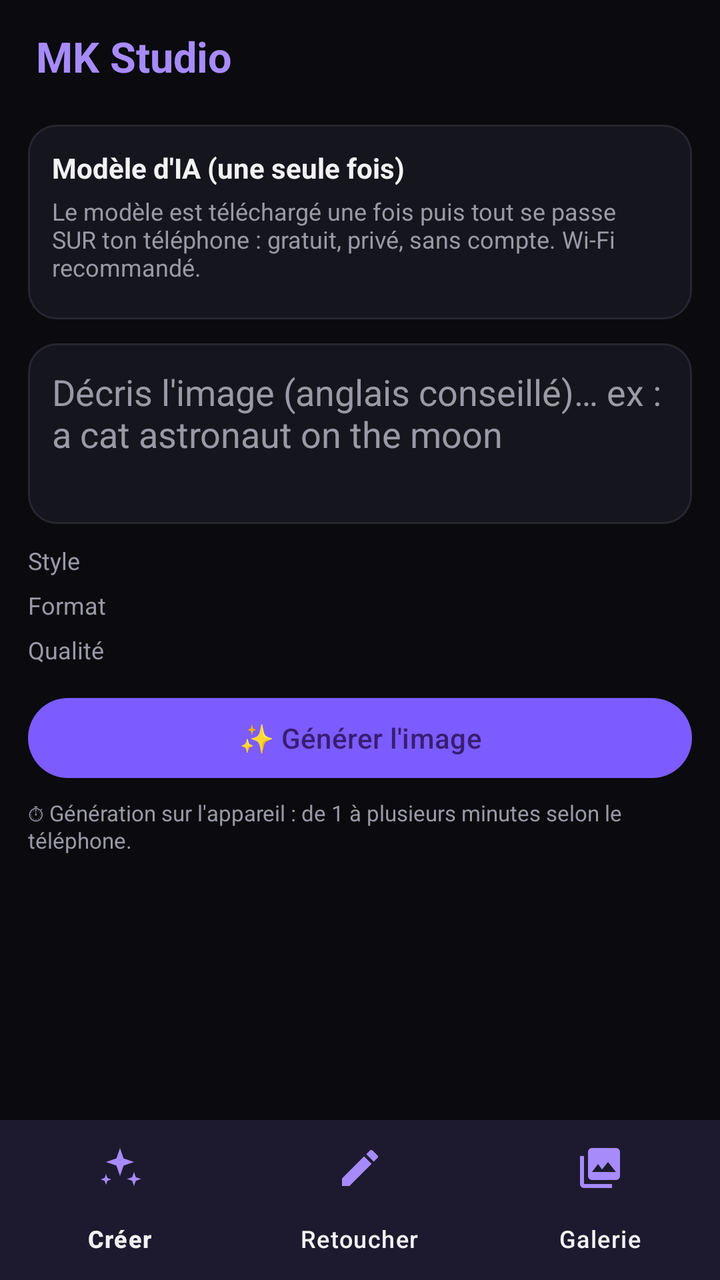
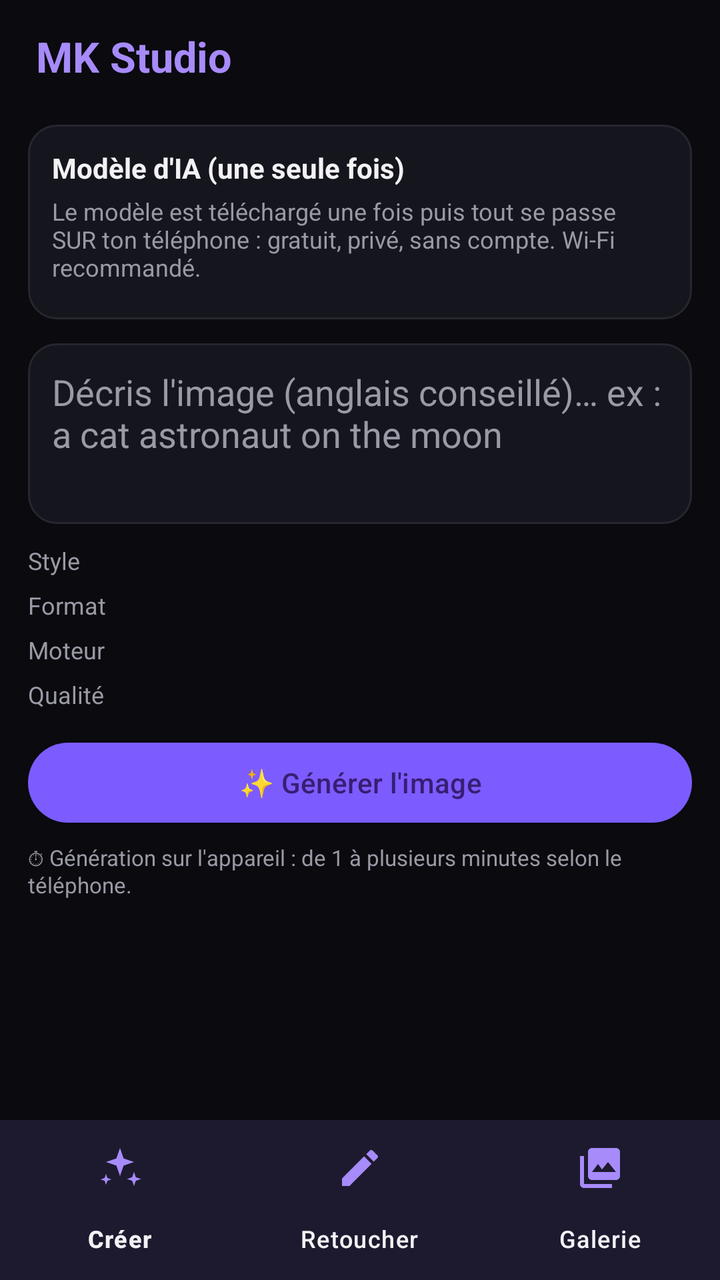

An Android layout rendered at two revisions. The XML below is the earlier revision; the diff shows what the commit changed to produce the second picture.
<!-- AndroidManifest.xml: application theme Theme.MKStudio -->
<!-- res/layout/activity_main.xml -->
<?xml version="1.0" encoding="utf-8"?>
<LinearLayout xmlns:android="http://schemas.android.com/apk/res/android"
    xmlns:app="http://schemas.android.com/apk/res-auto"
    android:layout_width="match_parent"
    android:layout_height="match_parent"
    android:background="@color/bg"
    android:orientation="vertical">

    <TextView
        android:layout_width="match_parent"
        android:layout_height="wrap_content"
        android:paddingHorizontal="18dp"
        android:paddingTop="14dp"
        android:paddingBottom="6dp"
        android:text="@string/app_name"
        android:textColor="@color/accent2"
        android:textSize="21sp"
        android:textStyle="bold" />

    <FrameLayout
        android:layout_width="match_parent"
        android:layout_height="0dp"
        android:layout_weight="1">

        
        <ScrollView
            android:id="@+id/paneCreate"
            android:layout_width="match_parent"
            android:layout_height="match_parent"
            android:fillViewport="true">

            <LinearLayout
                android:layout_width="match_parent"
                android:layout_height="wrap_content"
                android:orientation="vertical"
                android:padding="14dp">

                
                <LinearLayout
                    android:id="@+id/modelCard"
                    android:layout_width="match_parent"
                    android:layout_height="wrap_content"
                    android:background="@drawable/card_bg"
                    android:orientation="vertical"
                    android:padding="12dp">

                    <TextView
                        android:layout_width="wrap_content"
                        android:layout_height="wrap_content"
                        android:text="@string/models_title"
                        android:textColor="@color/text"
                        android:textStyle="bold" />

                    <TextView
                        android:layout_width="match_parent"
                        android:layout_height="wrap_content"
                        android:layout_marginTop="4dp"
                        android:text="@string/models_hint"
                        android:textColor="@color/text_dim"
                        android:textSize="12sp" />

                    <LinearLayout
                        android:id="@+id/modelsBox"
                        android:layout_width="match_parent"
                        android:layout_height="wrap_content"
                        android:layout_marginTop="6dp"
                        android:orientation="vertical" />
                </LinearLayout>

                <EditText
                    android:id="@+id/promptInput"
                    android:layout_width="match_parent"
                    android:layout_height="wrap_content"
                    android:layout_marginTop="12dp"
                    android:background="@drawable/card_bg"
                    android:gravity="top"
                    android:hint="@string/prompt_hint"
                    android:inputType="textMultiLine|textCapSentences"
                    android:minLines="3"
                    android:padding="12dp"
                    android:textColor="@color/text"
                    android:textColorHint="@color/text_dim" />

                <TextView
                    android:layout_width="wrap_content"
                    android:layout_height="wrap_content"
                    android:layout_marginTop="10dp"
                    android:text="@string/style_title"
                    android:textColor="@color/text_dim"
                    android:textSize="12sp" />

                <HorizontalScrollView
                    android:layout_width="match_parent"
                    android:layout_height="wrap_content"
                    android:scrollbars="none">

                    <com.google.android.material.chip.ChipGroup
                        android:id="@+id/styleChips"
                        android:layout_width="wrap_content"
                        android:layout_height="wrap_content"
                        app:selectionRequired="true"
                        app:singleLine="true"
                        app:singleSelection="true" />
                </HorizontalScrollView>

                <TextView
                    android:layout_width="wrap_content"
                    android:layout_height="wrap_content"
                    android:layout_marginTop="6dp"
                    android:text="@string/format_title"
                    android:textColor="@color/text_dim"
                    android:textSize="12sp" />

                <HorizontalScrollView
                    android:layout_width="match_parent"
                    android:layout_height="wrap_content"
                    android:scrollbars="none">

                    <com.google.android.material.chip.ChipGroup
                        android:id="@+id/formatChips"
                        android:layout_width="wrap_content"
                        android:layout_height="wrap_content"
                        app:selectionRequired="true"
                        app:singleLine="true"
                        app:singleSelection="true" />
                </HorizontalScrollView>

                <TextView
                    android:layout_width="wrap_content"
                    android:layout_height="wrap_content"
                    android:layout_marginTop="6dp"
                    android:text="@string/quality_title"
                    android:textColor="@color/text_dim"
                    android:textSize="12sp" />

                <com.google.android.material.chip.ChipGroup
                    android:id="@+id/qualityChips"
                    android:layout_width="wrap_content"
                    android:layout_height="wrap_content"
                    app:selectionRequired="true"
                    app:singleLine="true"
                    app:singleSelection="true" />

                <Button
                    android:id="@+id/generateBtn"
                    android:layout_width="match_parent"
                    android:layout_height="wrap_content"
                    android:layout_marginTop="12dp"
                    android:text="@string/generate" />

                <TextView
                    android:layout_width="match_parent"
                    android:layout_height="wrap_content"
                    android:layout_marginTop="6dp"
                    android:text="@string/time_hint"
                    android:textColor="@color/text_dim"
                    android:textSize="11sp" />
            </LinearLayout>
        </ScrollView>

        
        <ScrollView
            android:id="@+id/paneEdit"
            android:layout_width="match_parent"
            android:layout_height="match_parent"
            android:fillViewport="true"
            android:visibility="gone">

            <LinearLayout
                android:layout_width="match_parent"
                android:layout_height="wrap_content"
                android:orientation="vertical"
                android:padding="14dp">

                <Button
                    android:id="@+id/pickBtn"
                    android:layout_width="match_parent"
                    android:layout_height="wrap_content"
                    android:text="@string/edit_pick" />

                <ImageView
                    android:id="@+id/editPreview"
                    android:layout_width="match_parent"
                    android:layout_height="220dp"
                    android:layout_marginTop="10dp"
                    android:background="@drawable/card_bg"
                    android:contentDescription="@string/edit_pick"
                    android:scaleType="centerCrop"
                    android:visibility="gone" />

                <EditText
                    android:id="@+id/editPrompt"
                    android:layout_width="match_parent"
                    android:layout_height="wrap_content"
                    android:layout_marginTop="10dp"
                    android:background="@drawable/card_bg"
                    android:gravity="top"
                    android:hint="@string/edit_prompt_hint"
                    android:inputType="textMultiLine|textCapSentences"
                    android:minLines="2"
                    android:padding="12dp"
                    android:textColor="@color/text"
                    android:textColorHint="@color/text_dim" />

                <TextView
                    android:layout_width="wrap_content"
                    android:layout_height="wrap_content"
                    android:layout_marginTop="8dp"
                    android:text="@string/strength_title"
                    android:textColor="@color/text_dim"
                    android:textSize="12sp" />

                <com.google.android.material.chip.ChipGroup
                    android:id="@+id/strengthChips"
                    android:layout_width="wrap_content"
                    android:layout_height="wrap_content"
                    app:selectionRequired="true"
                    app:singleLine="true"
                    app:singleSelection="true" />

                <Button
                    android:id="@+id/editGenerateBtn"
                    android:layout_width="match_parent"
                    android:layout_height="wrap_content"
                    android:layout_marginTop="12dp"
                    android:text="@string/edit_generate" />
            </LinearLayout>
        </ScrollView>

        
        <LinearLayout
            android:id="@+id/paneGallery"
            android:layout_width="match_parent"
            android:layout_height="match_parent"
            android:orientation="vertical"
            android:visibility="gone">

            <TextView
                android:id="@+id/galleryEmpty"
                android:layout_width="match_parent"
                android:layout_height="wrap_content"
                android:layout_marginTop="40dp"
                android:gravity="center"
                android:padding="20dp"
                android:text="@string/gallery_empty"
                android:textColor="@color/text_dim"
                android:visibility="gone" />

            <androidx.recyclerview.widget.RecyclerView
                android:id="@+id/galleryList"
                android:layout_width="match_parent"
                android:layout_height="match_parent"
                android:padding="8dp" />
        </LinearLayout>
    </FrameLayout>

    
    <LinearLayout
        android:id="@+id/statusCard"
        android:layout_width="match_parent"
        android:layout_height="wrap_content"
        android:layout_marginHorizontal="12dp"
        android:layout_marginBottom="6dp"
        android:background="@drawable/card_bg"
        android:orientation="vertical"
        android:padding="10dp"
        android:visibility="gone">

        <TextView
            android:id="@+id/statusText"
            android:layout_width="match_parent"
            android:layout_height="wrap_content"
            android:textColor="@color/text"
            android:textSize="13sp" />

        <com.google.android.material.progressindicator.LinearProgressIndicator
            android:id="@+id/statusProgress"
            android:layout_width="match_parent"
            android:layout_height="wrap_content"
            android:layout_marginTop="6dp"
            app:trackCornerRadius="6dp" />

        <Button
            android:id="@+id/cancelBtn"
            style="@style/Widget.Material3.Button.TextButton"
            android:layout_width="wrap_content"
            android:layout_height="wrap_content"
            android:layout_gravity="end"
            android:text="@string/cancel" />
    </LinearLayout>

    <LinearLayout
        android:id="@+id/resultCard"
        android:layout_width="match_parent"
        android:layout_height="wrap_content"
        android:layout_marginHorizontal="12dp"
        android:layout_marginBottom="6dp"
        android:background="@drawable/card_bg"
        android:gravity="center_vertical"
        android:orientation="horizontal"
        android:padding="8dp"
        android:visibility="gone">

        <ImageView
            android:id="@+id/resultThumb"
            android:layout_width="72dp"
            android:layout_height="72dp"
            android:contentDescription="@string/app_name"
            android:scaleType="centerCrop" />

        <TextView
            android:layout_width="0dp"
            android:layout_height="wrap_content"
            android:layout_marginStart="10dp"
            android:layout_weight="1"
            android:text="@string/saved_to_gallery"
            android:textColor="@color/ok"
            android:textSize="13sp" />

        <Button
            android:id="@+id/shareBtn"
            style="@style/Widget.Material3.Button.TonalButton"
            android:layout_width="wrap_content"
            android:layout_height="wrap_content"
            android:text="@string/share" />
    </LinearLayout>

    <com.google.android.material.bottomnavigation.BottomNavigationView
        android:id="@+id/bottomNav"
        android:layout_width="match_parent"
        android:layout_height="wrap_content"
        android:background="@color/card"
        app:itemIconTint="@color/accent2"
        app:itemTextColor="@color/text"
        app:menu="@menu/bottom_nav" />
</LinearLayout>
<!-- resources referenced by this layout -->
<resources>
  <color name="accent2">#A78BFA</color>
  <color name="bg">#0A0A0F</color>
  <color name="card">#15151D</color>
  <color name="ok">#22C55E</color>
  <color name="text">#F2F2F5</color>
  <color name="text_dim">#9A9AA6</color>
  <!-- drawable card_bg (drawable) -->
  <?xml version="1.0" encoding="utf-8"?>
  <shape xmlns:android="http://schemas.android.com/apk/res/android" android:shape="rectangle">
      <solid android:color="@color/card" />
      <corners android:radius="14dp" />
      <stroke android:width="1dp" android:color="@color/line" />
  </shape>
  <string name="app_name">MK Studio</string>
  <string name="cancel">Annuler</string>
  <string name="edit_generate">🪄 Retoucher</string>
  <string name="edit_pick">📷 Choisir une photo</string>
  <string name="edit_prompt_hint">Décris la transformation… ex : turn into an oil painting</string>
  <string name="format_title">Format</string>
  <string name="gallery_empty">Aucune création pour l\'instant. Tes images générées apparaîtront ici.</string>
  <string name="generate">✨ Générer l\'image</string>
  <string name="models_hint">Le modèle est téléchargé une fois puis tout se passe SUR ton téléphone : gratuit, privé, sans compte. Wi-Fi recommandé.</string>
  <string name="models_title">Modèle d\'IA (une seule fois)</string>
  <string name="prompt_hint">Décris l\'image (anglais conseillé)… ex : a cat astronaut on the moon</string>
  <string name="quality_title">Qualité</string>
  <string name="saved_to_gallery">Image enregistrée dans la galerie ✔</string>
  <string name="share">Partager</string>
  <string name="strength_title">Intensité de la retouche</string>
  <string name="style_title">Style</string>
  <string name="time_hint">⏱ Génération sur l\'appareil : de 1 à plusieurs minutes selon le téléphone.</string>
  <style name="Theme.MKStudio" parent="Theme.Material3.Dark.NoActionBar">
          <item name="colorPrimary">@color/accent</item>
          <item name="colorSecondary">@color/accent2</item>
          <item name="android:colorBackground">@color/bg</item>
          <item name="colorSurface">@color/card</item>
          <item name="android:statusBarColor">@color/bg</item>
          <item name="android:navigationBarColor">@color/bg</item>
          <item name="android:textColor">@color/text</item>
      </style>
  <color name="line">#26262F</color>
  <color name="accent">#7C5CFF</color>
</resources>

<!-- the commit's change to res/layout/activity_main.xml (unified diff, before → after) -->
@@ -124,6 +124,22 @@
                         app:singleLine="true"
                         app:singleSelection="true" />
                 </HorizontalScrollView>
+
+                <TextView
+                    android:layout_width="wrap_content"
+                    android:layout_height="wrap_content"
+                    android:layout_marginTop="6dp"
+                    android:text="@string/engine_title"
+                    android:textColor="@color/text_dim"
+                    android:textSize="12sp" />
+
+                <com.google.android.material.chip.ChipGroup
+                    android:id="@+id/modeChips"
+                    android:layout_width="wrap_content"
+                    android:layout_height="wrap_content"
+                    app:selectionRequired="true"
+                    app:singleLine="true"
+                    app:singleSelection="true" />
 
                 <TextView
                     android:layout_width="wrap_content"
<!-- resource entries referenced after the edit -->
@@ -18,6 +18,7 @@
   <string name="edit_generate">🪄 Retoucher</string>
   <string name="edit_pick">📷 Choisir une photo</string>
   <string name="edit_prompt_hint">Décris la transformation… ex : turn into an oil painting</string>
+  <string name="engine_title">Moteur</string>
   <string name="format_title">Format</string>
   <string name="gallery_empty">Aucune création pour l\'instant. Tes images générées apparaîtront ici.</string>
   <string name="generate">✨ Générer l\'image</string>
